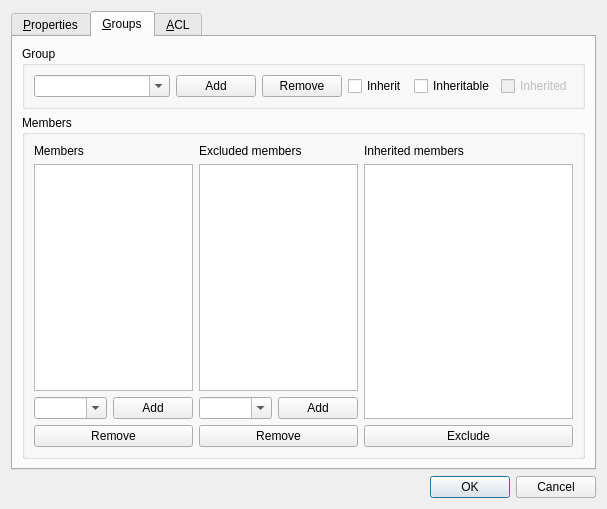
Before: the Qt Designer form src/mumble/ACLEditor.ui in 2uh/Mutter, drawn with Qt 5.
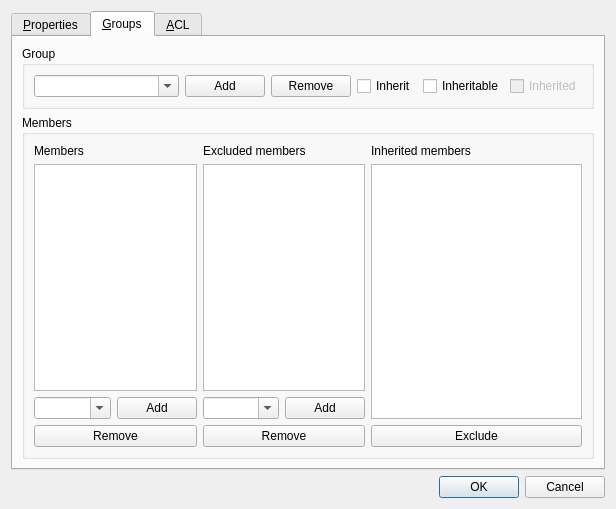
After: the same form once the commit is applied. The open tabs and pages were chosen to show the change. Custom widgets are drawn as their Qt base class.

Diff of the .ui file:
```diff
--- a/src/mumble/ACLEditor.ui
+++ b/src/mumble/ACLEditor.ui
@@ -6,13 +6,16 @@
    <rect>
     <x>0</x>
     <y>0</y>
-    <width>607</width>
+    <width>616</width>
     <height>509</height>
    </rect>
   </property>
   <property name="windowTitle">
    <string>Dialog</string>
   </property>
+  <property name="styleSheet">
+   <string notr="true">font: 57 11pt &quot;Terminus (TTF)&quot;;</string>
+  </property>
   <layout class="QVBoxLayout">
    <item>
     <widget class="QTabWidget" name="qtwTab">
@@ -357,7 +360,7 @@
              <enum>MUComboBox::NoInsert</enum>
             </property>
             <property name="sizeAdjustPolicy">
-             <enum>MUComboBox::AdjustToMinimumContentsLength</enum>
+             <enum>QComboBox::AdjustToContents</enum>
             </property>
            </widget>
           </item>
@@ -389,7 +392,7 @@
              <enum>MUComboBox::NoInsert</enum>
             </property>
             <property name="sizeAdjustPolicy">
-             <enum>MUComboBox::AdjustToMinimumContentsLength</enum>
+             <enum>QComboBox::AdjustToContents</enum>
             </property>
            </widget>
           </item>
@@ -682,17 +685,17 @@
   </layout>
  </widget>
  <customwidgets>
+  <customwidget>
+   <class>MUComboBox</class>
+   <extends>QComboBox</extends>
+   <header>widgets/MUComboBox.h</header>
+  </customwidget>
   <customwidget>
    <class>RichTextEditor</class>
    <extends>QWidget</extends>
    <header>RichTextEditor.h</header>
    <container>1</container>
   </customwidget>
-  <customwidget>
-   <class>MUComboBox</class>
-   <extends>QComboBox</extends>
-   <header>widgets/MUComboBox.h</header>
-  </customwidget>
  </customwidgets>
  <tabstops>
   <tabstop>qleChannelPassword</tabstop>
```
Left out of the diff: 6 changed lines with no effect on the pictures.
